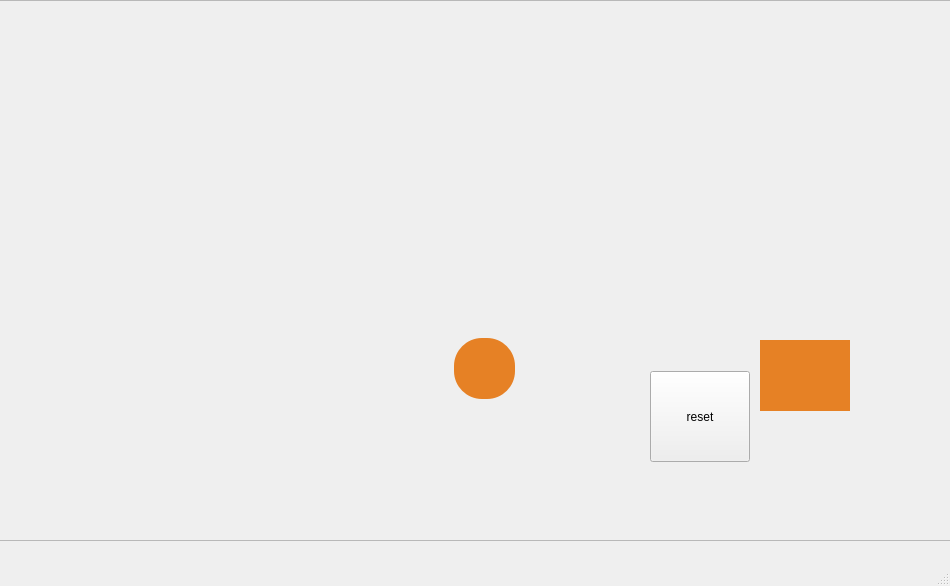
Old version of the form mainwindow.ui in the repository robertmorelli/color_alchemy.
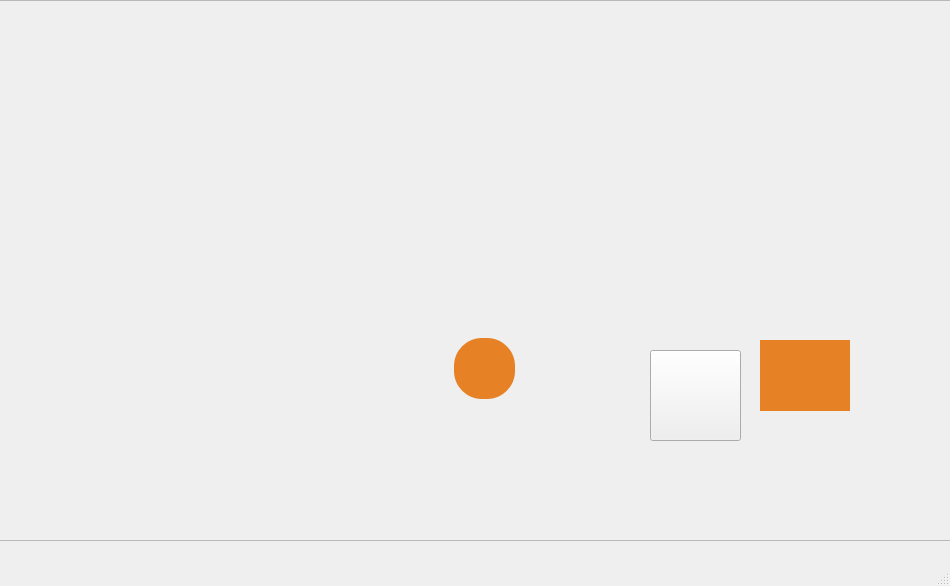
New version of the form. Icons and pictures are not drawn. Custom widgets are drawn as their Qt base class.

Commit message: reset button

```diff
--- a/mainwindow.ui
+++ b/mainwindow.ui
@@ -190,11 +190,29 @@
       </rect>
      </property>
     </widget>
+    <widget class="QPushButton" name="reset">
+     <property name="geometry">
+      <rect>
+       <x>660</x>
+       <y>350</y>
+       <width>91</width>
+       <height>91</height>
+      </rect>
+     </property>
+     <property name="styleSheet">
+      <string notr="true">QPushButton {
+	border-image: url(:/images/reset.png);
+}</string>
+     </property>
+     <property name="text">
+      <string/>
+     </property>
+    </widget>
     <widget class="ColorFlask" name="cad_yel" native="true">
      <property name="geometry">
       <rect>
        <x>890</x>
-       <y>64</y>
+       <y>70</y>
        <width>63</width>
        <height>78</height>
       </rect>
@@ -207,7 +225,7 @@
      <property name="geometry">
       <rect>
        <x>820</x>
-       <y>67</y>
+       <y>70</y>
        <width>63</width>
        <height>78</height>
       </rect>
@@ -220,7 +238,7 @@
      <property name="geometry">
       <rect>
        <x>740</x>
-       <y>67</y>
+       <y>70</y>
        <width>63</width>
        <height>78</height>
       </rect>
@@ -232,8 +250,8 @@
     <widget class="ColorFlask" name="tit_white" native="true">
      <property name="geometry">
       <rect>
-       <x>660</x>
-       <y>66</y>
+       <x>650</x>
+       <y>60</y>
        <width>63</width>
        <height>78</height>
       </rect>
@@ -245,8 +263,8 @@
     <widget class="ColorFlask" name="cad_deep_yellow" native="true">
      <property name="geometry">
       <rect>
-       <x>250</x>
-       <y>58</y>
+       <x>270</x>
+       <y>60</y>
        <width>63</width>
        <height>78</height>
       </rect>
@@ -258,8 +276,8 @@
     <widget class="ColorFlask" name="cer_blue" native="true">
      <property name="geometry">
       <rect>
-       <x>170</x>
-       <y>58</y>
+       <x>190</x>
+       <y>60</y>
        <width>63</width>
        <height>78</height>
       </rect>
@@ -271,8 +289,8 @@
     <widget class="ColorFlask" name="cobalt_blue" native="true">
      <property name="geometry">
       <rect>
-       <x>100</x>
-       <y>54</y>
+       <x>110</x>
+       <y>53</y>
        <width>63</width>
        <height>78</height>
       </rect>
@@ -285,7 +303,7 @@
      <property name="geometry">
       <rect>
        <x>20</x>
-       <y>53</y>
+       <y>50</y>
        <width>63</width>
        <height>78</height>
       </rect>
@@ -294,19 +312,6 @@
       <string notr="true"/>
      </property>
     </widget>
-    <widget class="QPushButton" name="reset">
-     <property name="geometry">
-      <rect>
-       <x>660</x>
-       <y>371</y>
-       <width>100</width>
-       <height>91</height>
-      </rect>
-     </property>
-     <property name="text">
-      <string>reset</string>
-     </property>
-    </widget>
    </widget>
   </widget>
   <widget class="QMenuBar" name="menubar">
```
Left out of the diff: 2 changed lines with no effect on the pictures. The commit also changes 2 other files.
